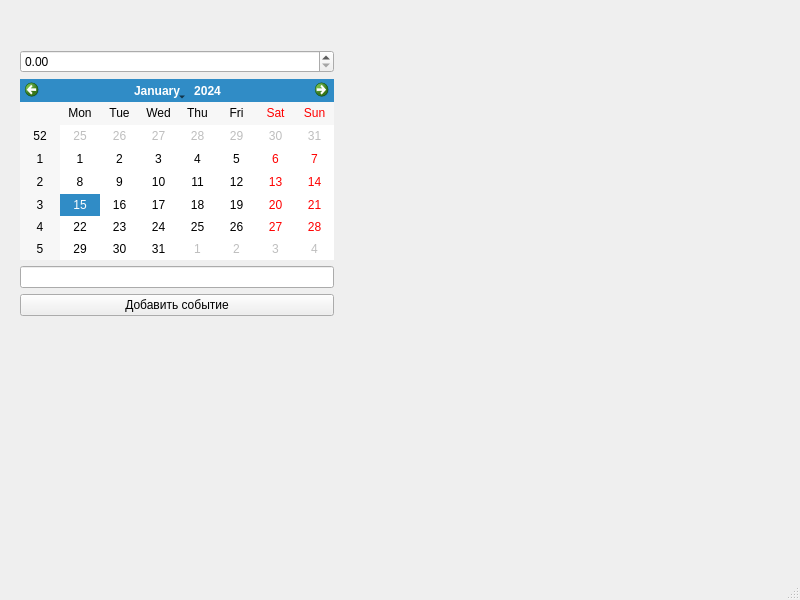
The window that zadanie4.ui (lexichMol/DZ) describes before a commit, drawn with Qt 5.
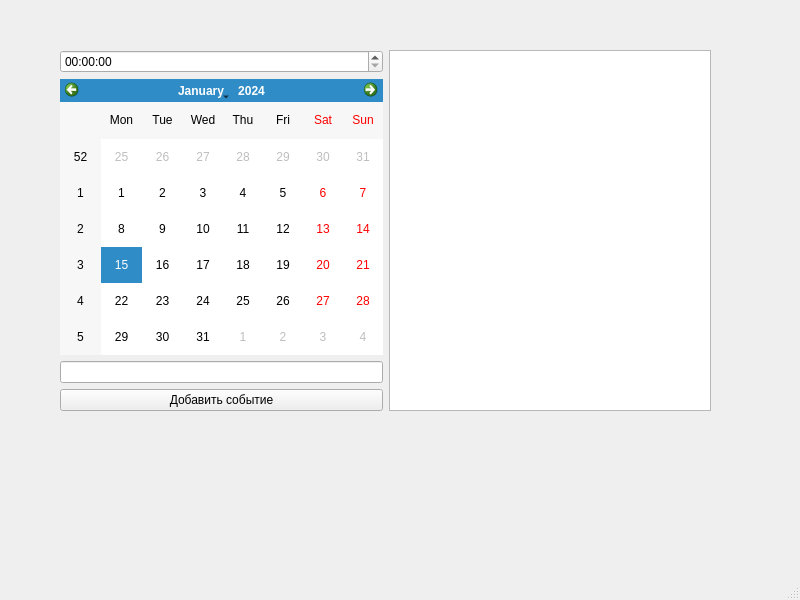
The same window after the commit.

What changed in the file:
```diff
--- a/zadanie4.ui
+++ b/zadanie4.ui
@@ -17,15 +17,17 @@
    <widget class="QWidget" name="verticalLayoutWidget">
     <property name="geometry">
      <rect>
-      <x>20</x>
+      <x>60</x>
       <y>50</y>
-      <width>314</width>
-      <height>266</height>
+      <width>651</width>
+      <height>361</height>
      </rect>
     </property>
+    <layout class="QHBoxLayout" name="horizontalLayout">
+     <item>
     <layout class="QVBoxLayout" name="verticalLayout">
      <item>
-      <widget class="QDoubleSpinBox" name="doubleSpinBox"/>
+        <widget class="QTimeEdit" name="timeEdit"/>
      </item>
      <item>
       <widget class="QCalendarWidget" name="calendarWidget"/>
@@ -39,6 +41,11 @@
         <string>Добавить событие</string>
        </property>
       </widget>
+       </item>
+      </layout>
+     </item>
+     <item>
+      <widget class="QTextEdit" name="textEdit"/>
      </item>
     </layout>
    </widget>
```
Left out of the diff: 2 changed lines with no effect on the pictures. Lines whose indentation alone changed are shown as unchanged.
